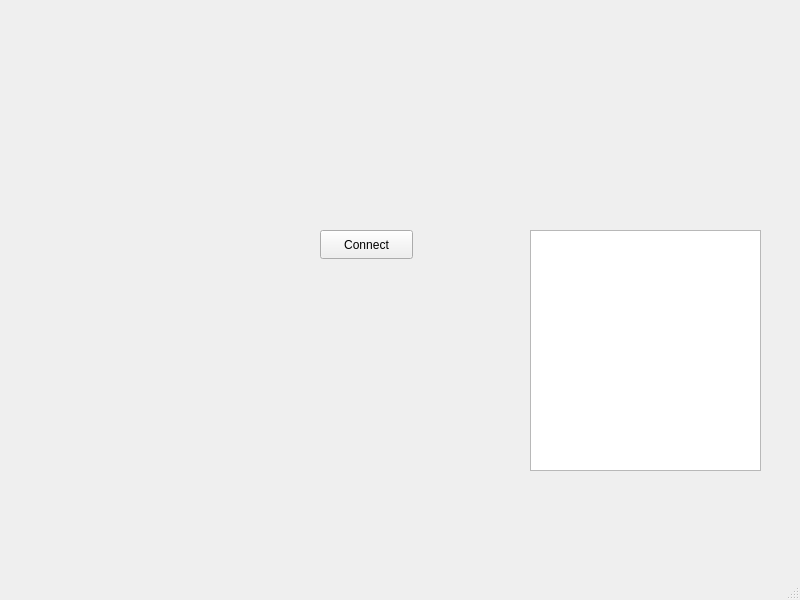
First picture: the form in WaveVision-Desktop/mainwindow.ui, repository laskapi/WaveVision-RPi-STM32, before the edit.
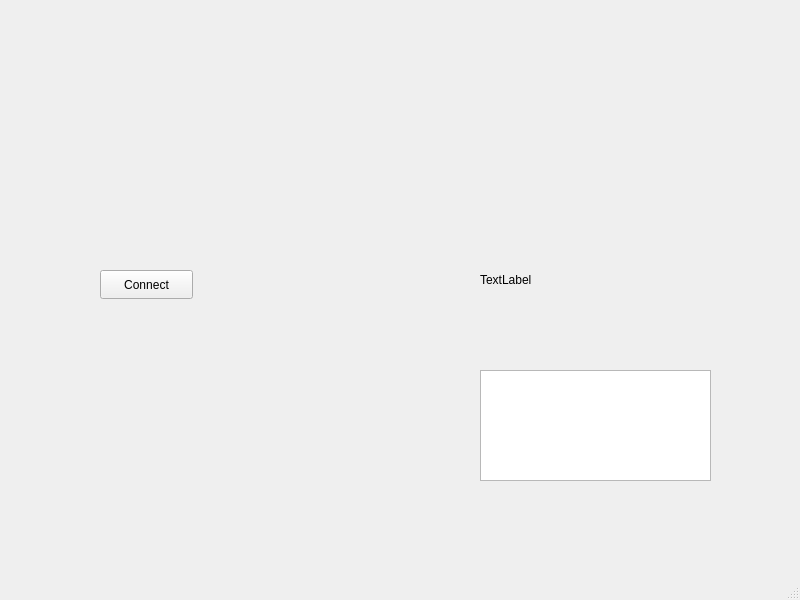
Second picture: the form after the edit. Custom widgets are drawn as their Qt base class.

Commit message: feat: implement robust serial protocol and high-performance waveform rendering

The edit to the form file:
```diff
--- a/WaveVision-Desktop/mainwindow.ui
+++ b/WaveVision-Desktop/mainwindow.ui
@@ -17,8 +17,8 @@
    <widget class="QPushButton" name="btnConnect">
     <property name="geometry">
      <rect>
-      <x>320</x>
-      <y>230</y>
+      <x>100</x>
+      <y>270</y>
       <width>93</width>
       <height>29</height>
      </rect>
@@ -30,10 +30,33 @@
    <widget class="QPlainTextEdit" name="consoleOut">
     <property name="geometry">
      <rect>
-      <x>530</x>
-      <y>230</y>
+      <x>480</x>
+      <y>370</y>
       <width>231</width>
-      <height>241</height>
+      <height>111</height>
+     </rect>
+    </property>
+   </widget>
+   <widget class="QLabel" name="labelAmplitude">
+    <property name="geometry">
+     <rect>
+      <x>480</x>
+      <y>270</y>
+      <width>191</width>
+      <height>20</height>
+     </rect>
+    </property>
+    <property name="text">
+     <string>TextLabel</string>
+    </property>
+   </widget>
+   <widget class="WaveformWidget" name="waveformWidget" native="true">
+    <property name="geometry">
+     <rect>
+      <x>100</x>
+      <y>50</y>
+      <width>611</width>
+      <height>201</height>
      </rect>
     </property>
    </widget>
@@ -50,6 +73,14 @@
   </widget>
   <widget class="QStatusBar" name="statusbar"/>
  </widget>
+ <customwidgets>
+  <customwidget>
+   <class>WaveformWidget</class>
+   <extends>QWidget</extends>
+   <header>waveformwidget.h</header>
+   <container>1</container>
+  </customwidget>
+ </customwidgets>
  <resources/>
  <connections/>
 </ui>
```
Left out of the diff: 2 changed lines with no effect on the pictures. The commit also changes 12 other files.
